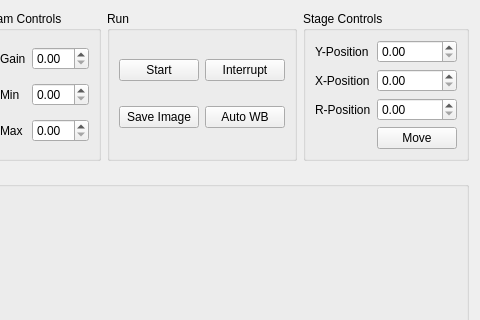
saahitmog/quantum-sensing, file quantum_sensing/fancy_microscope/thorcam_capture.ui: the form before one commit; both pictures show x 219 to 699 and y 0 to 320 of the 699 by 506 pixel window.
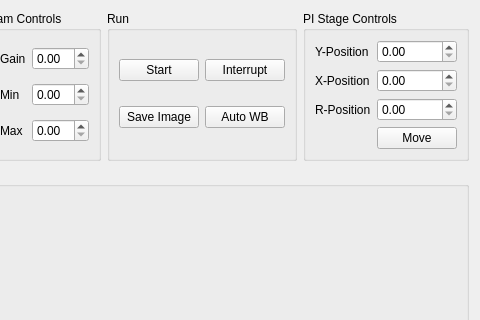
The form after the commit.

What changed in the file:
```diff
--- a/quantum_sensing/fancy_microscope/thorcam_capture.ui
+++ b/quantum_sensing/fancy_microscope/thorcam_capture.ui
@@ -18,7 +18,7 @@
    <item row="0" column="3">
     <widget class="QGroupBox" name="move_groupBox">
      <property name="title">
-      <string>Stage Controls</string>
+      <string>PI Stage Controls</string>
      </property>
      <layout class="QGridLayout" name="gridLayout" columnstretch="0,0">
       <item row="0" column="1">
```
